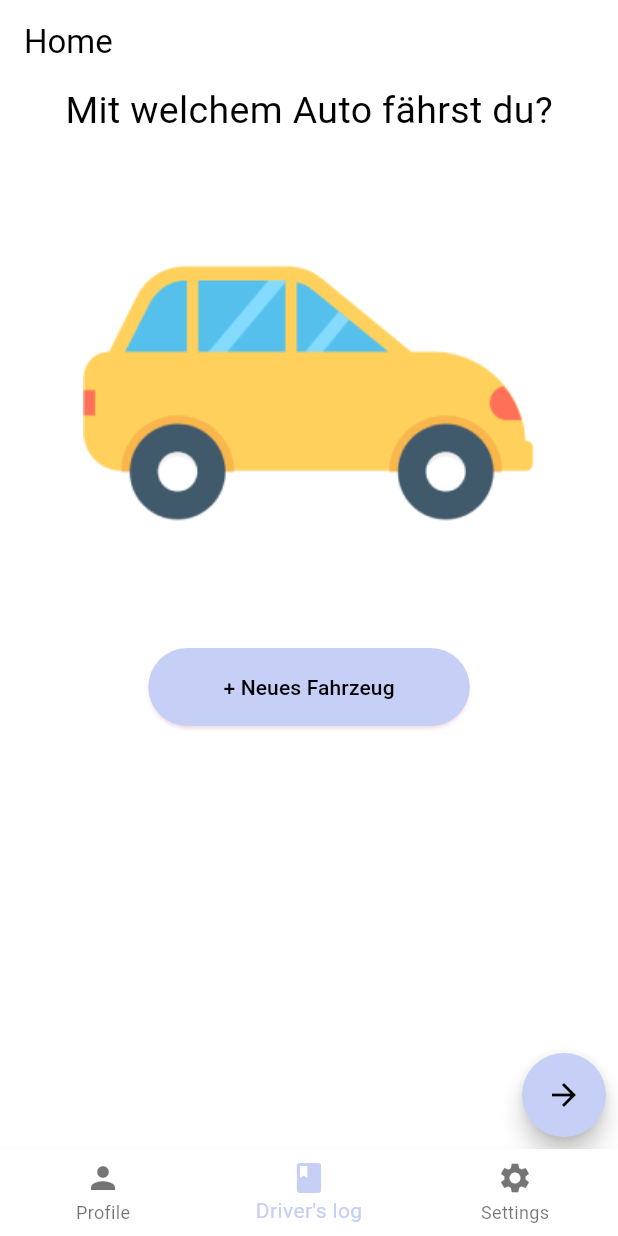
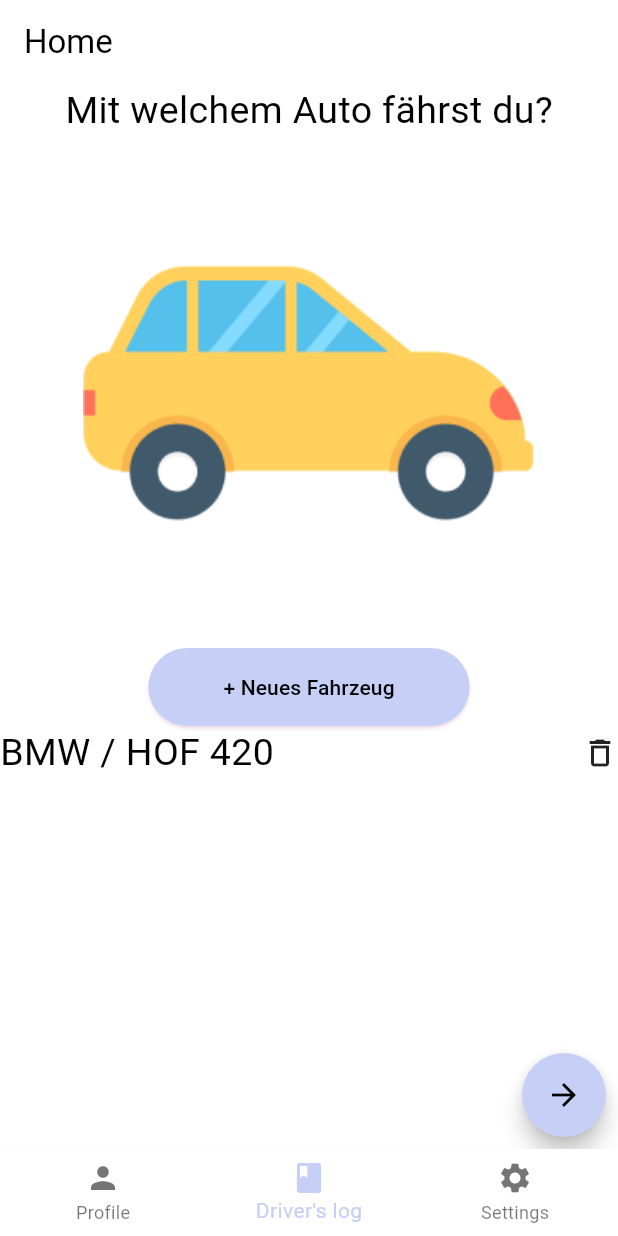
Before and after one commit to tim-w97/vroom-app, a Flutter app: the screen it shows after launch, item 2 of the bottom bar chosen, on a phone screen of 412 x 824 dp. Run offline on Flutter 3.47's test engine with Material 3 defaults, Android fonts, the phone set to English and light mode, and no system bars; our stand-ins replace easy_localization, flutter_map, google_fonts, latlong2, shared_preferences; missing offline and left inert: open_route_service; network calls fail.

Commit message:
remove cars

```diff
--- a/lib/rides/car_view.dart
+++ b/lib/rides/car_view.dart
@@ -1,12 +1,16 @@
 import 'package:flutter/material.dart';
+import 'package:provider/provider.dart';
 import 'package:vroom_campus_app/rides/map_view.dart';
+import 'package:vroom_campus_app/rides/ride_vm.dart';
 
 class CarView extends StatelessWidget {
   const CarView({super.key});
 
   @override
   Widget build(BuildContext context) {
-    return Stack(
+    return ChangeNotifierProvider(
+      create: (context) => RideVM(),
+      child: Stack(
         children: [
           Center(
             child: Column(
@@ -20,6 +24,25 @@ class CarView extends StatelessWidget {
                       print("+");
                     },
                     child: const Text("+ Neues Fahrzeug")),
+                Consumer<RideVM>(builder: (context,vm,child) {
+                return Column(children: vm.cars
+                    .map<Widget>(
+                      (car) => Row(
+                    mainAxisAlignment:
+                    MainAxisAlignment.spaceBetween,
+                    children: [
+                      Text(
+                          "${car.model} / ${car.licensePlate}"),
+                        GestureDetector(
+                          onTap: () => vm.removeCar(car),
+                          child: const Icon(
+                              Icons.delete_outline),
+                        ),
+                    ],
+                  ),
+                )
+                    .toList(),);
+                }),
                 const Padding(padding: EdgeInsets.all(10)),
               ],
             ),
@@ -39,6 +62,7 @@ class CarView extends StatelessWidget {
             ),
           ),
         ],
+      ),
     );
   }
 }
--- a/lib/userdata.dart
+++ b/lib/userdata.dart
@@ -12,9 +12,9 @@ class UserDataModel {
       cars: [Car(licensePlate: "HOF 420", model: "BMW", color: "Gray", imageURL: "NONE")]);
 
   UserDataModel._privateConstructor();
-  static UserDataModel sharedinstance = UserDataModel._privateConstructor();
+  static UserDataModel sharedInstance = UserDataModel._privateConstructor();
 
   static UserDataModel init() {
-    return sharedinstance;
+    return sharedInstance;
   }
 }
```
Also changed, not shown: lib/profile/profile_vm.dart (+2 -9 lines), lib/rides/ride_vm.dart (+8 -1 lines). Lines whose indentation alone changed are shown as unchanged.
